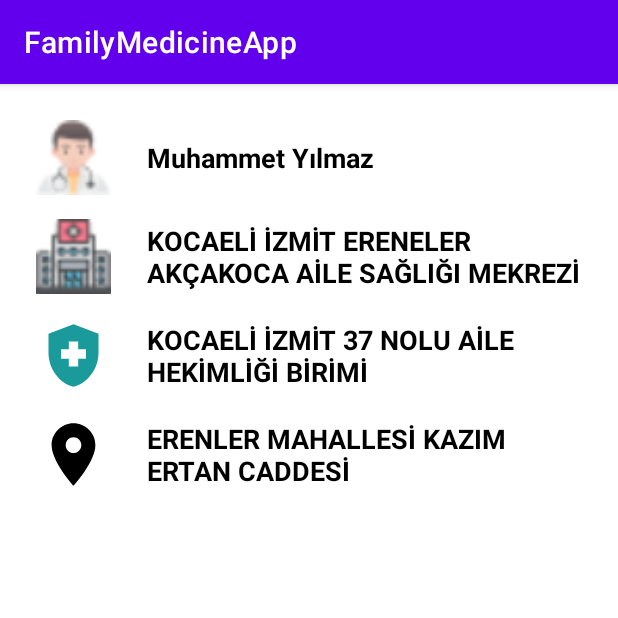
After one commit to kocerenes/FamilyMedicineApp, an Android app: the fragment DateFamilyDoctorFragment shown on its own in the app's theme, on a phone screen of 412 x 824 dp, the top half of it. The commit adds this screen. Run offline under Robolectric (Android 15) with nearby library versions, the phone set to English and light mode, and no system bars.

Commit message:
Create the take date family doctor design

```diff
--- /dev/null
+++ b/app/src/main/java/com/ekheek/familymedicineapp/presentation/date_family_doctor/DateFamilyDoctorFragment.kt
@@ -0,0 +1,25 @@
+package com.ekheek.familymedicineapp.presentation.date_family_doctor
+
+import android.os.Bundle
+import androidx.fragment.app.Fragment
+import android.view.LayoutInflater
+import android.view.View
+import android.view.ViewGroup
+import com.ekheek.familymedicineapp.R
+
+
+class DateFamilyDoctorFragment : Fragment() {
+
+    override fun onCreate(savedInstanceState: Bundle?) {
+        super.onCreate(savedInstanceState)
+
+    }
+
+    override fun onCreateView(
+        inflater: LayoutInflater, container: ViewGroup?,
+        savedInstanceState: Bundle?
+    ): View? {
+        // Inflate the layout for this fragment
+        return inflater.inflate(R.layout.fragment_date_family_doctor, container, false)
+    }
+}
--- /dev/null
+++ b/app/src/main/res/drawable/ic_health_24.xml
@@ -0,0 +1,5 @@
+<vector android:height="24dp" android:tint="#000000"
+    android:viewportHeight="24" android:viewportWidth="24"
+    android:width="24dp" xmlns:android="http://schemas.android.com/apk/res/android">
+    <path android:fillColor="@android:color/white" android:pathData="M10.5,13H8v-3h2.5V7.5h3V10H16v3h-2.5v2.5h-3V13zM12,2L4,5v6.09c0,5.05 3.41,9.76 8,10.91c4.59,-1.15 8,-5.86 8,-10.91V5L12,2z"/>
+</vector>
--- /dev/null
+++ b/app/src/main/res/drawable/ic_location_24.xml
@@ -0,0 +1,5 @@
+<vector android:height="24dp" android:tint="#000000"
+    android:viewportHeight="24" android:viewportWidth="24"
+    android:width="24dp" xmlns:android="http://schemas.android.com/apk/res/android">
+    <path android:fillColor="@android:color/white" android:pathData="M12,2C8.13,2 5,5.13 5,9c0,5.25 7,13 7,13s7,-7.75 7,-13c0,-3.87 -3.13,-7 -7,-7zM12,11.5c-1.38,0 -2.5,-1.12 -2.5,-2.5s1.12,-2.5 2.5,-2.5 2.5,1.12 2.5,2.5 -1.12,2.5 -2.5,2.5z"/>
+</vector>
--- a/app/src/main/res/layout/activity_main.xml
+++ b/app/src/main/res/layout/activity_main.xml
@@ -3,8 +3,7 @@
     xmlns:app="http://schemas.android.com/apk/res-auto"
     android:id="@+id/container"
     android:layout_width="match_parent"
-    android:layout_height="match_parent"
-    android:paddingTop="?attr/actionBarSize">
+    android:layout_height="match_parent">
 
     <com.google.android.material.bottomnavigation.BottomNavigationView
         android:id="@+id/nav_view"
--- /dev/null
+++ b/app/src/main/res/layout/fragment_date_family_doctor.xml
@@ -0,0 +1,132 @@
+<?xml version="1.0" encoding="utf-8"?>
+<androidx.constraintlayout.widget.ConstraintLayout xmlns:android="http://schemas.android.com/apk/res/android"
+    xmlns:app="http://schemas.android.com/apk/res-auto"
+    xmlns:tools="http://schemas.android.com/tools"
+    android:layout_width="match_parent"
+    android:layout_height="match_parent"
+    tools:context=".presentation.date_family_doctor.DateFamilyDoctorFragment">
+
+    <ImageView
+        android:id="@+id/imageView"
+        android:layout_width="50dp"
+        android:layout_height="50dp"
+        android:layout_marginStart="24dp"
+        android:layout_marginTop="24dp"
+        android:src="@drawable/doctor"
+        app:layout_constraintStart_toStartOf="parent"
+        app:layout_constraintTop_toTopOf="parent" />
+
+    <TextView
+        android:id="@+id/familyDoctorNameTextView"
+        android:layout_width="0dp"
+        android:layout_height="wrap_content"
+        android:layout_marginStart="24dp"
+        android:layout_marginTop="24dp"
+        android:layout_marginEnd="24dp"
+        android:ellipsize="end"
+        android:maxLines="1"
+        android:text="Muhammet Yılmaz"
+        android:textColor="@color/black"
+        android:textSize="18sp"
+        android:textStyle="bold"
+        app:layout_constraintBottom_toBottomOf="@+id/imageView"
+        app:layout_constraintEnd_toEndOf="parent"
+        app:layout_constraintStart_toEndOf="@+id/imageView"
+        app:layout_constraintTop_toTopOf="parent" />
+
+    <ImageView
+        android:id="@+id/imageView2"
+        android:layout_width="50dp"
+        android:layout_height="50dp"
+        android:layout_marginTop="16dp"
+        android:src="@drawable/hospital"
+        app:layout_constraintEnd_toEndOf="@+id/imageView"
+        app:layout_constraintStart_toStartOf="@+id/imageView"
+        app:layout_constraintTop_toBottomOf="@+id/imageView" />
+
+    <TextView
+        android:id="@+id/textView2"
+        android:layout_width="0dp"
+        android:layout_height="wrap_content"
+        android:layout_marginStart="24dp"
+        android:layout_marginEnd="24dp"
+        android:ellipsize="end"
+        android:maxLines="2"
+        android:text="KOCAELİ İZMİT ERENELER AKÇAKOCA AİLE SAĞLIĞI MEKREZİ"
+        android:textColor="@color/black"
+        android:textSize="18sp"
+        android:textStyle="bold"
+        app:layout_constraintBottom_toBottomOf="@+id/imageView2"
+        app:layout_constraintEnd_toEndOf="parent"
+        app:layout_constraintStart_toEndOf="@+id/imageView2"
+        app:layout_constraintTop_toTopOf="@+id/imageView2" />
+
+    <ImageView
+        android:id="@+id/medicineUnitImageView"
+        android:layout_width="50dp"
+        android:layout_height="50dp"
+        android:layout_marginTop="16dp"
+        android:src="@drawable/ic_health_24"
+        app:layout_constraintEnd_toEndOf="@+id/imageView2"
+        app:layout_constraintStart_toStartOf="@+id/imageView2"
+        app:layout_constraintTop_toBottomOf="@+id/imageView2"
+        app:tint="#1A9A9A" />
+
+    <TextView
+        android:id="@+id/medicineUnitTextView"
+        android:layout_width="0dp"
+        android:layout_height="wrap_content"
+        android:layout_marginStart="24dp"
+        android:layout_marginEnd="24dp"
+        android:ellipsize="end"
+        android:maxLines="2"
+        android:text="KOCAELİ İZMİT 37 NOLU AİLE HEKİMLİĞİ BİRİMİ"
+        android:textColor="@color/black"
+        android:textSize="18sp"
+        android:textStyle="bold"
+        app:layout_constraintBottom_toBottomOf="@+id/medicineUnitImageView"
+        app:layout_constraintEnd_toEndOf="parent"
+        app:layout_constraintStart_toEndOf="@+id/medicineUnitImageView"
+        app:layout_constraintTop_toTopOf="@+id/medicineUnitImageView" />
+
+    <ImageView
+        android:id="@+id/locationImageView"
+        android:layout_width="50dp"
+        android:layout_height="50dp"
+        android:layout_marginTop="16dp"
+        android:src="@drawable/ic_location_24"
+        app:layout_constraintEnd_toEndOf="@+id/medicineUnitImageView"
+        app:layout_constraintStart_toStartOf="@+id/medicineUnitImageView"
+        app:layout_constraintTop_toBottomOf="@+id/medicineUnitImageView" />
+
+    <TextView
+        android:id="@+id/medicineAddressTextView"
+        android:layout_width="0dp"
+        android:layout_height="wrap_content"
+        android:layout_marginStart="24dp"
+        android:layout_marginEnd="24dp"
+        android:ellipsize="end"
+        android:maxLines="2"
+        android:text="ERENLER MAHALLESİ KAZIM ERTAN CADDESİ"
+        android:textColor="@color/black"
+        android:textSize="18sp"
+        android:textStyle="bold"
+        app:layout_constraintBottom_toBottomOf="@+id/locationImageView"
+        app:layout_constraintEnd_toEndOf="parent"
+        app:layout_constraintStart_toEndOf="@+id/locationImageView"
+        app:layout_constraintTop_toTopOf="@+id/locationImageView" />
+
+    <androidx.recyclerview.widget.RecyclerView
+        android:layout_width="0dp"
+        android:layout_height="wrap_content"
+        android:layout_marginTop="24dp"
+        android:orientation="vertical"
+        app:layoutManager="androidx.recyclerview.widget.LinearLayoutManager"
+        app:layout_constraintBottom_toBottomOf="parent"
+        app:layout_constraintEnd_toEndOf="parent"
+        app:layout_constraintHorizontal_bias="0.0"
+        app:layout_constraintStart_toStartOf="parent"
+        app:layout_constraintTop_toBottomOf="@+id/medicineAddressTextView"
+        app:layout_constraintVertical_bias="0.0"
+        tools:listitem="@layout/take_date_doctor_recycler_row" />
+</androidx.constraintlayout.widget.ConstraintLayout>
--- a/app/src/main/res/values/strings.xml
+++ b/app/src/main/res/values/strings.xml
@@ -3,4 +3,6 @@
     <string name="title_home">Home</string>
     <string name="title_dashboard">Dashboard</string>
     <string name="title_notifications">Notifications</string>
+    <!-- TODO: Remove or change this placeholder text -->
+    <string name="hello_blank_fragment">Hello blank fragment</string>
 </resources>
```
Also changed, not shown: app/src/main/res/drawable/doctor.png (added), app/src/main/res/drawable/hospital.png (added).
